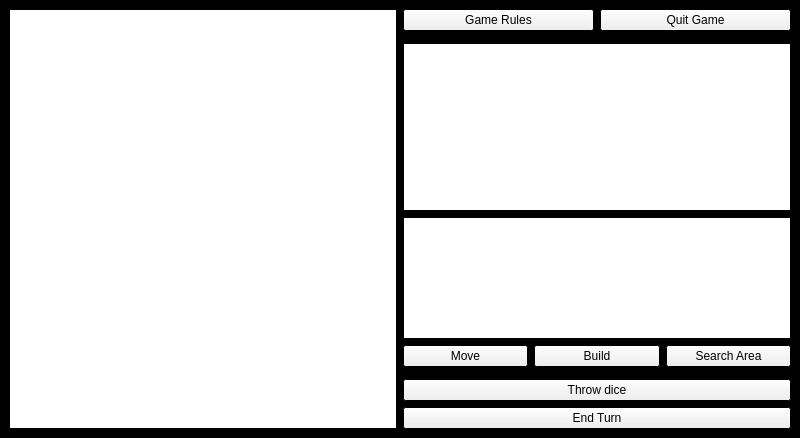
Old version of the form Game/mapwindow.ui in the repository kemm0/Adam-Smith-s-Capitalization.
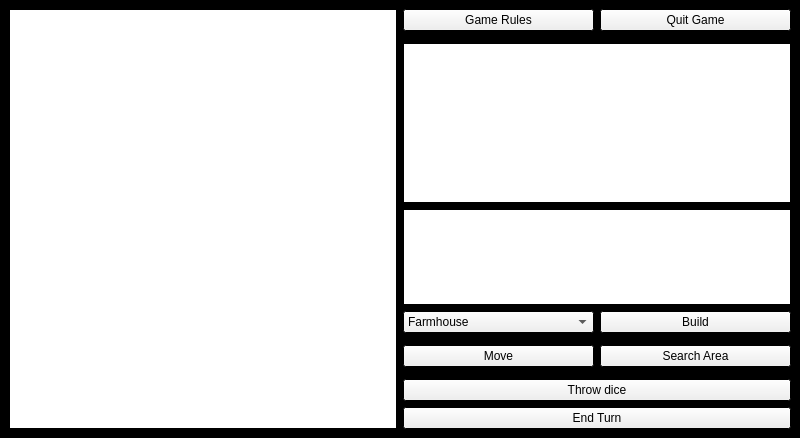
New version of the form.

Commit message: Added more button functionality and gametilebase now has status of a robber or a treasure

Patch:
```diff
--- a/Game/mapwindow.ui
+++ b/Game/mapwindow.ui
@@ -79,7 +79,7 @@
   </property>
   <widget class="QWidget" name="centralwidget">
    <layout class="QGridLayout" name="gridLayout">
-    <item row="9" column="1">
+    <item row="11" column="1">
      <layout class="QHBoxLayout" name="horizontalLayout_2">
       <item>
        <widget class="QPushButton" name="endTurnButton">
@@ -90,7 +90,7 @@
       </item>
      </layout>
     </item>
-    <item row="6" column="1">
+    <item row="8" column="1">
      <layout class="QHBoxLayout" name="horizontalLayout">
       <item>
        <widget class="QPushButton" name="moveButton">
@@ -99,13 +99,6 @@
         </property>
        </widget>
       </item>
-      <item>
-       <widget class="QPushButton" name="buildButton">
-        <property name="text">
-         <string>Build</string>
-        </property>
-       </widget>
-      </item>
       <item>
        <widget class="QPushButton" name="searchAreaButton">
         <property name="text">
@@ -115,9 +108,6 @@
       </item>
      </layout>
     </item>
-    <item row="2" column="1">
-     <widget class="QTextBrowser" name="gameStatsBrowser"/>
-    </item>
     <item row="0" column="1">
      <layout class="QHBoxLayout" name="horizontalLayout_3">
       <item>
@@ -136,10 +126,10 @@
       </item>
      </layout>
     </item>
-    <item row="0" column="0" rowspan="10">
+    <item row="0" column="0" rowspan="12">
      <widget class="QGraphicsView" name="gameMapView"/>
     </item>
-    <item row="8" column="1">
+    <item row="10" column="1">
      <widget class="QPushButton" name="diceButton">
       <property name="text">
        <string>Throw dice</string>
@@ -149,6 +139,39 @@
     <item row="3" column="1" rowspan="3">
      <widget class="QTextBrowser" name="gameDialogueBrowser"/>
     </item>
+    <item row="6" column="1">
+     <layout class="QHBoxLayout" name="horizontalLayout_5">
+      <item>
+       <widget class="QComboBox" name="buildingsList">
+        <item>
+         <property name="text">
+          <string>Farmhouse</string>
+         </property>
+        </item>
+        <item>
+         <property name="text">
+          <string>Logging Cabin</string>
+         </property>
+        </item>
+        <item>
+         <property name="text">
+          <string>Fishin Hut</string>
+         </property>
+        </item>
+       </widget>
+      </item>
+      <item>
+       <widget class="QPushButton" name="buildButton">
+        <property name="text">
+         <string>Build</string>
+        </property>
+       </widget>
+      </item>
+     </layout>
+    </item>
+    <item row="2" column="1">
+     <widget class="QTextBrowser" name="gameStatsBrowser"/>
+    </item>
    </layout>
   </widget>
  </widget>
```
The commit also changes 10 other files.
